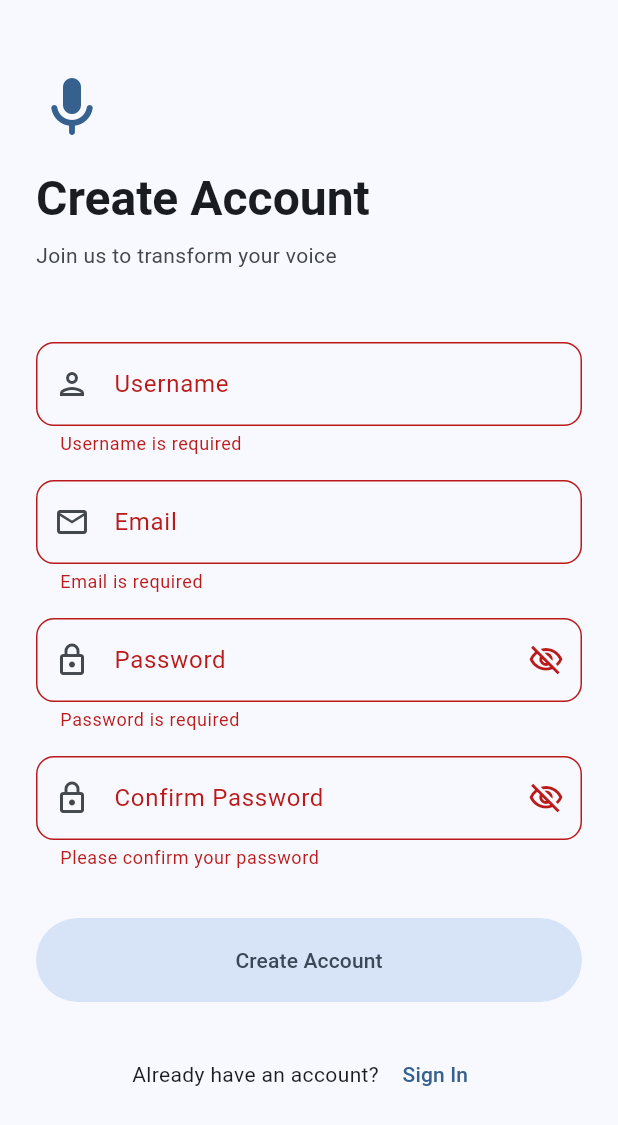
After one commit to ShubhamSinha13/AI-Voice-Conversion-App, a Flutter app: the screen it shows after launch, after a tap on "Sign In", after a tap on "Sign Up", after a tap on "Create Account", on a phone screen of 412 x 824 dp. The commit adds this screen. Shown: the top 1125 px of the screen. Run offline on Flutter 3.47's test engine with Material 3 defaults, Android fonts, the phone set to English and light mode, and no system bars; our stand-ins replace dio, flutter_riverpod.

Commit message:
feat: Add beautiful authentication screens with Material 3 design
- Create Login screen with email/password validation
- Create Register screen with username, email, password fields
- Implement auth gate routing based on authentication state
- Add Material 3 styled form fields with clear error handling
- Add logout button with user profile menu in home screen
- Show loading states and error messages
- Add password visibility toggle buttons
- Support seamless navigation between login and register screens

```diff
--- a/frontend/voice_converter_app/lib/main.dart
+++ b/frontend/voice_converter_app/lib/main.dart
@@ -1,6 +1,8 @@
 import 'package:flutter/material.dart';
 import 'package:flutter_riverpod/flutter_riverpod.dart';
 import 'screens/home_screen.dart';
+import 'screens/auth_screens.dart';
+import 'providers/auth_provider.dart';
 
 void main() async {
   WidgetsFlutterBinding.ensureInitialized();
@@ -30,8 +32,43 @@ class VoiceConverterApp extends StatelessWidget {
         useMaterial3: true,
       ),
       themeMode: ThemeMode.system,
-      home: const HomeScreen(),
+      home: const AuthGate(),
       debugShowCheckedModeBanner: false,
     );
   }
 }
+
+/// Auth Gate - Routes to Login/Register or Home based on auth state
+class AuthGate extends ConsumerStatefulWidget {
+  const AuthGate({Key? key}) : super(key: key);
+
+  @override
+  ConsumerState<AuthGate> createState() => _AuthGateState();
+}
+
+class _AuthGateState extends ConsumerState<AuthGate> {
+  bool _isOnLoginScreen = true;
+
+  @override
+  Widget build(BuildContext context) {
+    final isAuthenticated = ref.watch(isAuthenticatedProvider);
+
+    // If authenticated, show home screen
+    if (isAuthenticated) {
+      return const HomeScreen();
+    }
+
+    // Otherwise show auth screens with toggle
+    return _isOnLoginScreen
+        ? LoginScreen(
+            onRegisterTap: () {
+              setState(() => _isOnLoginScreen = false);
+            },
+          )
+        : RegisterScreen(
+            onLoginTap: () {
+              setState(() => _isOnLoginScreen = true);
+            },
+          );
+  }
+}
--- /dev/null
+++ b/frontend/voice_converter_app/lib/screens/auth_screens.dart
@@ -0,0 +1,491 @@
+import 'package:flutter/material.dart';
+import 'package:flutter_riverpod/flutter_riverpod.dart';
+import '../providers/auth_provider.dart';
+import '../services/api_service.dart';
+import '../models/user.dart';
+
+/// Login Screen
+class LoginScreen extends ConsumerStatefulWidget {
+  final VoidCallback onRegisterTap;
+
+  const LoginScreen({Key? key, required this.onRegisterTap}) : super(key: key);
+
+  @override
+  ConsumerState<LoginScreen> createState() => _LoginScreenState();
+}
+
+class _LoginScreenState extends ConsumerState<LoginScreen> {
+  final _emailController = TextEditingController();
+  final _passwordController = TextEditingController();
+  final _formKey = GlobalKey<FormState>();
+  bool _obscurePassword = true;
+
+  @override
+  void dispose() {
+    _emailController.dispose();
+    _passwordController.dispose();
+    super.dispose();
+  }
+
+  Future<void> _handleLogin() async {
+    if (!_formKey.currentState!.validate()) return;
+
+    ref.read(authProvider.notifier).setLoading(true);
+
+    try {
+      final apiService = ApiService();
+      final response = await apiService.login(
+        email: _emailController.text.trim(),
+        password: _passwordController.text,
+      );
+
+      final token = response['access_token'] as String;
+      final user = User(
+        id: response['user_id'] as int,
+        email: _emailController.text.trim(),
+        username: response['username'] as String? ?? 'User',
+        createdAt: DateTime.now(),
+      );
+
+      ref.read(authProvider.notifier).setAuthenticated(user, token);
+      if (mounted) {
+        ScaffoldMessenger.of(context).showSnackBar(
+          const SnackBar(content: Text('Login successful!')),
+        );
+      }
+    } catch (e) {
+      ref.read(authProvider.notifier).setError(e.toString());
+      if (mounted) {
+        ScaffoldMessenger.of(context).showSnackBar(
+          SnackBar(content: Text('Login failed: ${e.toString()}')),
+        );
+      }
+    } finally {
+      ref.read(authProvider.notifier).setLoading(false);
+    }
+  }
+
+  @override
+  Widget build(BuildContext context) {
+    final authState = ref.watch(authProvider);
+    final isDark = Theme.of(context).brightness == Brightness.dark;
+
+    return Scaffold(
+      body: SafeArea(
+        child: SingleChildScrollView(
+          child: Padding(
+            padding: const EdgeInsets.symmetric(horizontal: 24, vertical: 48),
+            child: Column(
+              crossAxisAlignment: CrossAxisAlignment.start,
+              children: [
+                // Header
+                Column(
+                  crossAxisAlignment: CrossAxisAlignment.start,
+                  children: [
+                    Icon(
+                      Icons.mic_rounded,
+                      size: 48,
+                      color: Theme.of(context).colorScheme.primary,
+                    ),
+                    const SizedBox(height: 16),
+                    Text(
+                      'Welcome Back',
+                      style: Theme.of(context).textTheme.headlineLarge?.copyWith(
+                            fontWeight: FontWeight.bold,
+                          ),
+                    ),
+                    const SizedBox(height: 8),
+                    Text(
+                      'Sign in to your account to continue',
+                      style: Theme.of(context).textTheme.bodyMedium?.copyWith(
+                            color: Theme.of(context).colorScheme.onSurfaceVariant,
+                          ),
+                    ),
+                  ],
+                ),
+                const SizedBox(height: 48),
+
+                // Form
+                Form(
+                  key: _formKey,
+                  child: Column(
+                    children: [
+                      // Email Field
+                      TextFormField(
+                        controller: _emailController,
+                        enabled: !authState.isLoading,
+                        keyboardType: TextInputType.emailAddress,
+                        decoration: InputDecoration(
+                          labelText: 'Email',
+                          prefixIcon: const Icon(Icons.email_outlined),
+                          border: OutlineInputBorder(
+                            borderRadius: BorderRadius.circular(12),
+                          ),
+                          errorText: authState.error?.isNotEmpty == true
+                              ? authState.error
+                              : null,
+                        ),
+                        validator: (value) {
+                          if (value?.isEmpty ?? true) {
+                            return 'Email is required';
+                          }
+                          if (!value!.contains('@')) {
+                            return 'Please enter a valid email';
+                          }
+                          return null;
+                        },
+                      ),
+                      const SizedBox(height: 16),
+
+                      // Password Field
+                      TextFormField(
+                        controller: _passwordController,
+                        enabled: !authState.isLoading,
+                        obscureText: _obscurePassword,
+                        decoration: InputDecoration(
+                          labelText: 'Password',
+                          prefixIcon: const Icon(Icons.lock_outlined),
+                          suffixIcon: IconButton(
+                            icon: Icon(
+                              _obscurePassword
+                                  ? Icons.visibility_off_outlined
+                                  : Icons.visibility_outlined,
+                            ),
+                            onPressed: () {
+                              setState(
+                                () => _obscurePassword = !_obscurePassword,
+                              );
+                            },
+                          ),
+                          border: OutlineInputBorder(
+                            borderRadius: BorderRadius.circular(12),
+                          ),
+                        ),
+                        validator: (value) {
+                          if (value?.isEmpty ?? true) {
+                            return 'Password is required';
+                          }
+                          if (value!.length < 6) {
+                            return 'Password must be at least 6 characters';
+                          }
+                          return null;
+                        },
+                      ),
+                    ],
+                  ),
+                ),
+                const SizedBox(height: 32),
+
+                // Login Button
+                SizedBox(
+                  width: double.infinity,
+                  height: 56,
+                  child: FilledButton.tonal(
+                    onPressed: authState.isLoading ? null : _handleLogin,
+                    child: authState.isLoading
+                        ? const SizedBox(
+                            height: 24,
+                            width: 24,
+                            child: CircularProgressIndicator(strokeWidth: 2),
+                          )
+                        : const Text('Sign In'),
+                  ),
+                ),
+                const SizedBox(height: 24),
+
+                // Register Link
+                Row(
+                  mainAxisAlignment: MainAxisAlignment.center,
+                  children: [
+                    Text(
+                      "Don't have an account? ",
+                      style: Theme.of(context).textTheme.bodyMedium,
+                    ),
+                    TextButton(
+                      onPressed: authState.isLoading ? null : widget.onRegisterTap,
+                      child: const Text('Sign Up'),
+                    ),
+                  ],
+                ),
+              ],
+            ),
+          ),
+        ),
+      ),
+    );
+  }
+}
+
+/// Register Screen
+class RegisterScreen extends ConsumerStatefulWidget {
+  final VoidCallback onLoginTap;
+
+  const RegisterScreen({Key? key, required this.onLoginTap}) : super(key: key);
+
+  @override
+  ConsumerState<RegisterScreen> createState() => _RegisterScreenState();
+}
+
+class _RegisterScreenState extends ConsumerState<RegisterScreen> {
+  final _emailController = TextEditingController();
+  final _usernameController = TextEditingController();
+  final _passwordController = TextEditingController();
+  final _confirmPasswordController = TextEditingController();
+  final _formKey = GlobalKey<FormState>();
+  bool _obscurePassword = true;
+  bool _obscureConfirm = true;
+
+  @override
+  void dispose() {
+    _emailController.dispose();
+    _usernameController.dispose();
+    _passwordController.dispose();
+    _confirmPasswordController.dispose();
+    super.dispose();
+  }
+
+  Future<void> _handleRegister() async {
+    if (!_formKey.currentState!.validate()) return;
+
+    if (_passwordController.text != _confirmPasswordController.text) {
+      ScaffoldMessenger.of(context).showSnackBar(
+        const SnackBar(content: Text('Passwords do not match')),
+      );
+      return;
+    }
+
+    ref.read(authProvider.notifier).setLoading(true);
+
+    try {
+      final apiService = ApiService();
+      final response = await apiService.register(
+        email: _emailController.text.trim(),
+        password: _passwordController.text,
+        username: _usernameController.text.trim(),
+      );
+
+      ref.read(authProvider.notifier).setError(null);
+
+      if (mounted) {
+        ScaffoldMessenger.of(context).showSnackBar(
+          const SnackBar(content: Text('Registration successful! Please sign in.')),
+        );
+        widget.onLoginTap();
+      }
+    } catch (e) {
+      ref.read(authProvider.notifier).setError(e.toString());
+      if (mounted) {
+        ScaffoldMessenger.of(context).showSnackBar(
+          SnackBar(content: Text('Registration failed: ${e.toString()}')),
+        );
+      }
+    } finally {
+      ref.read(authProvider.notifier).setLoading(false);
+    }
+  }
+
+  @override
+  Widget build(BuildContext context) {
+    final authState = ref.watch(authProvider);
+
+    return Scaffold(
+      body: SafeArea(
+        child: SingleChildScrollView(
+          child: Padding(
+            padding: const EdgeInsets.symmetric(horizontal: 24, vertical: 48),
+            child: Column(
+              crossAxisAlignment: CrossAxisAlignment.start,
+              children: [
+                // Header
+                Column(
+                  crossAxisAlignment: CrossAxisAlignment.start,
+                  children: [
+                    Icon(
+                      Icons.mic_rounded,
+                      size: 48,
+                      color: Theme.of(context).colorScheme.primary,
+                    ),
+                    const SizedBox(height: 16),
+                    Text(
+                      'Create Account',
+                      style: Theme.of(context).textTheme.headlineLarge?.copyWith(
+                            fontWeight: FontWeight.bold,
+                          ),
+                    ),
+                    const SizedBox(height: 8),
+                    Text(
+                      'Join us to transform your voice',
+                      style: Theme.of(context).textTheme.bodyMedium?.copyWith(
+                            color: Theme.of(context).colorScheme.onSurfaceVariant,
+                          ),
+                    ),
+                  ],
+                ),
+                const SizedBox(height: 48),
+
+                // Form
+                Form(
+                  key: _formKey,
+                  child: Column(
+                    children: [
+                      // Username Field
+                      TextFormField(
+                        controller: _usernameController,
+                        enabled: !authState.isLoading,
+                        decoration: InputDecoration(
+                          labelText: 'Username',
+                          prefixIcon: const Icon(Icons.person_outlined),
+                          border: OutlineInputBorder(
+                            borderRadius: BorderRadius.circular(12),
+                          ),
+                        ),
+                        validator: (value) {
+                          if (value?.isEmpty ?? true) {
+                            return 'Username is required';
+                          }
+                          if (value!.length < 3) {
+                            return 'Username must be at least 3 characters';
+                          }
+                          return null;
+                        },
+                      ),
+                      const SizedBox(height: 16),
+
+                      // Email Field
+                      TextFormField(
+                        controller: _emailController,
+                        enabled: !authState.isLoading,
+                        keyboardType: TextInputType.emailAddress,
+                        decoration: InputDecoration(
+                          labelText: 'Email',
+                          prefixIcon: const Icon(Icons.email_outlined),
+                          border: OutlineInputBorder(
+                            borderRadius: BorderRadius.circular(12),
+                          ),
+                          errorText: authState.error?.isNotEmpty == true
+                              ? authState.error
+                              : null,
+                        ),
+                        validator: (value) {
+                          if (value?.isEmpty ?? true) {
+                            return 'Email is required';
+                          }
+                          if (!value!.contains('@')) {
+                            return 'Please enter a valid email';
+                          }
+                          return null;
+                        },
+                      ),
+                      const SizedBox(height: 16),
+
+                      // Password Field
+                      TextFormField(
+                        controller: _passwordController,
+                        enabled: !authState.isLoading,
+                        obscureText: _obscurePassword,
+                        decoration: InputDecoration(
+                          labelText: 'Password',
+                          prefixIcon: const Icon(Icons.lock_outlined),
+                          suffixIcon: IconButton(
+                            icon: Icon(
+                              _obscurePassword
+                                  ? Icons.visibility_off_outlined
+                                  : Icons.visibility_outlined,
+                            ),
+                            onPressed: () {
+                              setState(
+                                () => _obscurePassword = !_obscurePassword,
+                              );
+                            },
+                          ),
+                          border: OutlineInputBorder(
+                            borderRadius: BorderRadius.circular(12),
+                          ),
+                        ),
+                        validator: (value) {
+                          if (value?.isEmpty ?? true) {
+                            return 'Password is required';
+                          }
+                          if (value!.length < 6) {
+                            return 'Password must be at least 6 characters';
+                          }
+                          return null;
+                        },
+                      ),
+                      const SizedBox(height: 16),
+
+                      // Confirm Password Field
+                      TextFormField(
+                        controller: _confirmPasswordController,
+                        enabled: !authState.isLoading,
+                        obscureText: _obscureConfirm,
+                        decoration: InputDecoration(
+                          labelText: 'Confirm Password',
+                          prefixIcon: const Icon(Icons.lock_outlined),
+                          suffixIcon: IconButton(
+                            icon: Icon(
+                              _obscureConfirm
+                                  ? Icons.visibility_off_outlined
+                                  : Icons.visibility_outlined,
+                            ),
+                            onPressed: () {
+                              setState(
+                                () => _obscureConfirm = !_obscureConfirm,
+                              );
+                            },
+                          ),
+                          border: OutlineInputBorder(
+                            borderRadius: BorderRadius.circular(12),
+                          ),
+                        ),
+                        validator: (value) {
+                          if (value?.isEmpty ?? true) {
+                            return 'Please confirm your password';
+                          }
+                          return null;
+                        },
+                      ),
+                    ],
+                  ),
+                ),
+                const SizedBox(height: 32),
+
+                // Register Button
+                SizedBox(
+                  width: double.infinity,
+                  height: 56,
+                  child: FilledButton.tonal(
+                    onPressed: authState.isLoading ? null : _handleRegister,
+                    child: authState.isLoading
+                        ? const SizedBox(
+                            height: 24,
+                            width: 24,
+                            child: CircularProgressIndicator(strokeWidth: 2),
+                          )
+                        : const Text('Create Account'),
+                  ),
+                ),
+                const SizedBox(height: 24),
+
+                // Login Link
+                Row(
+                  mainAxisAlignment: MainAxisAlignment.center,
+                  children: [
+                    Text(
+                      'Already have an account? ',
+                      style: Theme.of(context).textTheme.bodyMedium,
+                    ),
+                    TextButton(
+                      onPressed: authState.isLoading ? null : widget.onLoginTap,
+                      child: const Text('Sign In'),
+                    ),
+                  ],
+                ),
+              ],
+            ),
+          ),
+        ),
+      ),
+    );
+  }
+}
--- a/frontend/voice_converter_app/lib/screens/home_screen.dart
+++ b/frontend/voice_converter_app/lib/screens/home_screen.dart
@@ -1,15 +1,17 @@
 import 'package:flutter/material.dart';
+import 'package:flutter_riverpod/flutter_riverpod.dart';
 import '../models/voice.dart';
+import '../providers/auth_provider.dart';
 
 /// Home screen with two tabs: Predefined Voices and My Custom Voices
-class HomeScreen extends StatefulWidget {
+class HomeScreen extends ConsumerStatefulWidget {
   const HomeScreen({Key? key}) : super(key: key);
 
   @override
-  State<HomeScreen> createState() => _HomeScreenState();
+  ConsumerState<HomeScreen> createState() => _HomeScreenState();
 }
 
-class _HomeScreenState extends State<HomeScreen>
+class _HomeScreenState extends ConsumerState<HomeScreen>
     with SingleTickerProviderStateMixin {
   late TabController _tabController;
 
@@ -27,10 +29,67 @@ class _HomeScreenState extends State<HomeScreen>
 
   @override
   Widget build(BuildContext context) {
+    final currentUser = ref.watch(currentUserProvider);
+
     return Scaffold(
       appBar: AppBar(
         title: const Text('Voice Converter'),
         elevation: 0,
+        actions: [
+          // User Profile Button
+          Padding(
+            padding: const EdgeInsets.all(8.0),
+            child: PopupMenuButton(
+              position: PopupMenuPosition.under,
+              itemBuilder: (context) => [
+                PopupMenuItem(
+                  enabled: false,
+                  child: Column(
+                    crossAxisAlignment: CrossAxisAlignment.start,
+                    children: [
+                      Text(
+                        'Signed in as',
+                        style: Theme.of(context).textTheme.bodySmall,
+                      ),
+                      const SizedBox(height: 4),
+                      Text(
+                        currentUser?.email ?? 'User',
+                        style: Theme.of(context).textTheme.bodyMedium?.copyWith(
+                              fontWeight: FontWeight.bold,
+                            ),
+                      ),
+                    ],
+                  ),
+                ),
+                const PopupMenuDivider(),
+                PopupMenuItem(
+                  onTap: () {
+                    ref.read(authProvider.notifier).logout();
+                  },
+                  child: const Row(
+                    children: [
+                      Icon(Icons.logout, size: 20),
+                      SizedBox(width: 12),
+                      Text('Sign Out'),
+                    ],
+                  ),
+                ),
+              ],
+              child: Padding(
+                padding: const EdgeInsets.symmetric(horizontal: 12.0),
+                child: Center(
+                  child: CircleAvatar(
+                    backgroundColor: Theme.of(context).colorScheme.primary,
+                    child: Text(
+                      currentUser?.username.substring(0, 1).toUpperCase() ?? 'U',
+                      style: const TextStyle(color: Colors.white),
+                    ),
+                  ),
+                ),
+              ),
+            ),
+          ),
+        ],
         bottom: TabBar(
           controller: _tabController,
           tabs: const [
```
